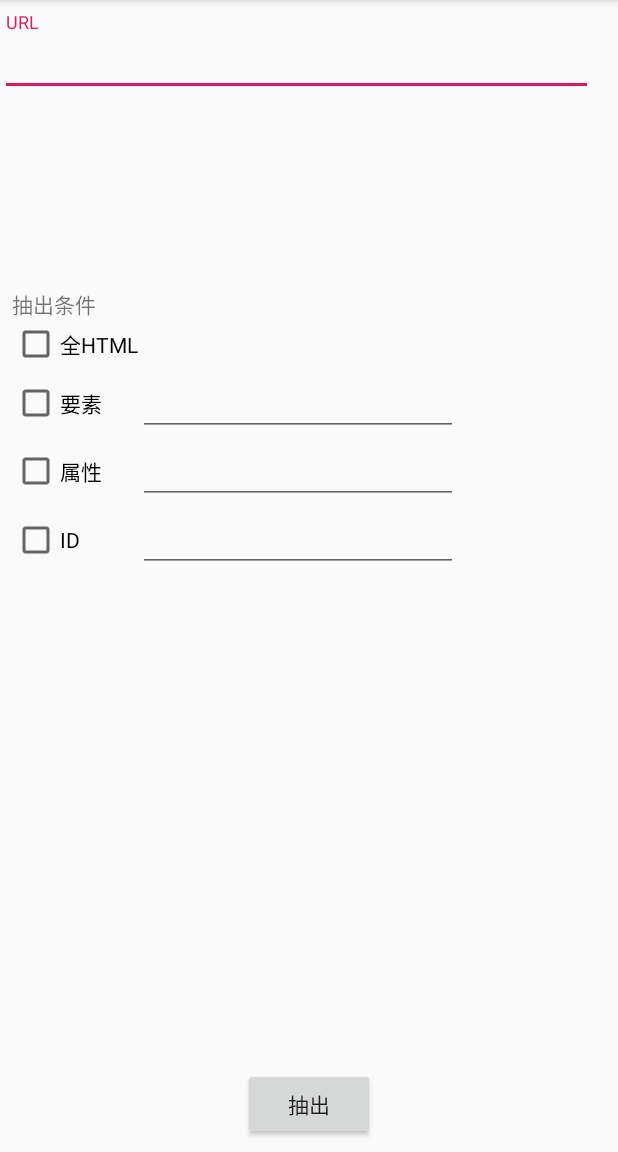
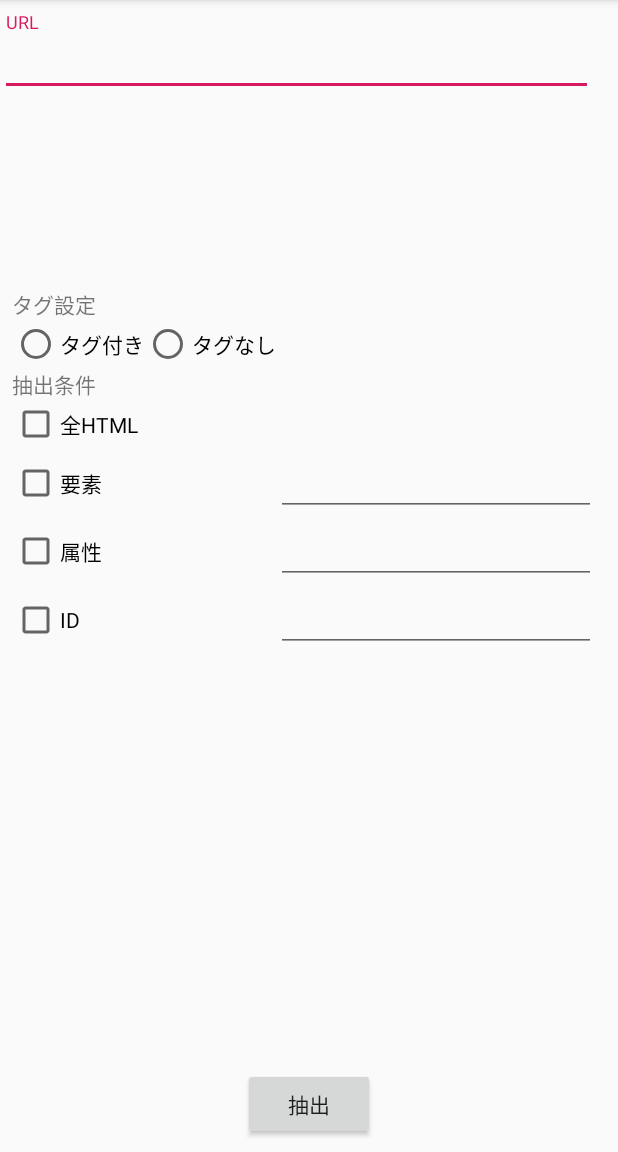
Before and after one commit to Mitsuhiro0911/ScrapingMobile, an Android app: the screen it shows after launch (MainActivity), on a phone screen of 412 x 824 dp, the part 84-1236 px from its top. Run offline under Robolectric (Android 15) with nearby library versions, the phone set to English and light mode, and no system bars; plain views replace BootstrapButton.

Commit message:
HTML情報の出力方式を「タグ付き」「タグなし」選択できるように処理を追加

```diff
--- a/app/src/main/java/com/example/scrapingmobile/MainActivity.kt
+++ b/app/src/main/java/com/example/scrapingmobile/MainActivity.kt
@@ -9,6 +9,7 @@ import android.widget.CheckBox
 import android.widget.EditText
 import org.jsoup.Jsoup
 import android.content.Intent
+import android.widget.RadioGroup
 import kotlinx.coroutines.*
 import org.jsoup.nodes.Element
 import org.jsoup.select.Elements
@@ -17,23 +18,33 @@ import org.jsoup.select.Elements
 class MainActivity : AppCompatActivity() {
     // TODO:HTMLタグを含めた出力、データのみの出力を選択できるようにする
     // TODO:ファイル出力出来るようにする
-    // TODO:出力後、resultのデータをクリアする
+    // TODO:「タグなし選択→抽出→戻る→タグあり選択」を行うと"タグあり"と"タグなし"両方が選択されてしまうバグが発生
     companion object {
         // 全HTMLデータ
         var allHtml:String? = null
         // 抽出したHTMLデータを保持する
         val result: Elements = Elements()
+        // タグ設定
+        var tagSetting = 1
     }
 
     override fun onCreate(savedInstanceState: Bundle?) {
         super.onCreate(savedInstanceState)
         setContentView(R.layout.activity_main)
+        // ラジオボタンのIDが動的生成されないよう、固定値をセット
+        val radioGroup = findViewById<View>(R.id.radioGroup) as RadioGroup
+        radioGroup.getChildAt(0).id = 0
+        radioGroup.getChildAt(1).id = -1
+
         val executeButton = findViewById<View>(R.id.executeButton)
         executeButton.setOnClickListener {
             runBlocking {
                 // メインスレッドからHTML通信はできないため、コルーチンで別スレッドを作成
                 GlobalScope.async {
                     val scraping = Scraping(Jsoup.connect("https://ja.wikipedia.org/wiki/メインページ").get())
+                    // 選択されたラジオボタンのidを取得
+                    tagSetting = radioGroup.checkedRadioButtonId
+                    Log.d("tagSetting", "${tagSetting}")
 //                val url = findViewById<View>(R.id.inputUrl) as TextInputEditText
 //                val scraping = Scraping(Jsoup.connect(url.text.toString()).get())
                     val checkBoxAll = findViewById<View>(R.id.checkBoxAll) as CheckBox
--- a/app/src/main/java/com/example/scrapingmobile/Result.kt
+++ b/app/src/main/java/com/example/scrapingmobile/Result.kt
@@ -20,8 +20,15 @@ class Result : AppCompatActivity() {
         }
         // 出力後、全HTMLデータをクリア
         MainActivity.allHtml = null
+        // 抽出したHTMLデータを出力
         for (element in MainActivity.result) {
-            textView.append("${element.text()}\n")
+            // タグ付きの場合
+            if (MainActivity.tagSetting == 0) {
+                textView.append("${element.html()}\n")
+                // タグなしの場合
+            } else if (MainActivity.tagSetting == -1) {
+                textView.append("${element.text()}\n")
+            }
         }
         // 出力後、抽出したHTMLデータをクリア
         MainActivity.result.clear()
--- a/app/src/main/res/layout/activity_main.xml
+++ b/app/src/main/res/layout/activity_main.xml
@@ -37,6 +37,31 @@
             app:layout_constraintBottom_toTopOf="@+id/executeButton" app:layout_constraintStart_toStartOf="parent"
             android:layout_marginLeft="8dp" android:layout_marginStart="8dp">
 
+        <TableRow
+                android:layout_width="match_parent"
+                android:layout_height="match_parent">
+            <TextView
+                    android:text="タグ設定"
+                    android:layout_width="wrap_content"
+                    android:layout_height="wrap_content" android:id="@+id/textView2"/>
+        </TableRow>
+        <TableRow
+                android:layout_width="match_parent"
+                android:layout_height="match_parent">
+            <RadioGroup
+                    android:layout_width="wrap_content"
+                    android:layout_height="wrap_content"
+                    android:orientation="horizontal" android:id="@+id/radioGroup">
+                <RadioButton
+                        android:text="タグ付き"
+                        android:layout_width="wrap_content"
+                        android:layout_height="wrap_content" android:layout_weight="1" android:id="@+id/taggedFlag"/>
+                <RadioButton
+                        android:text="タグなし"
+                        android:layout_width="wrap_content"
+                        android:layout_height="wrap_content" android:id="@+id/noTaggedFlag" android:layout_weight="1"/>
+            </RadioGroup>
+        </TableRow>
         <TableRow android:layout_width="match_parent" android:layout_height="match_parent">
             <TextView
                     android:text="抽出条件"
```
